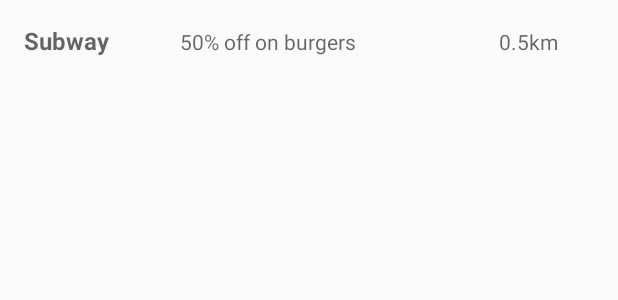
After one commit to JasonFok/Hack-Western-3-Android, an Android app: the layout activity_promo_details.xml on its own in the app's theme, with its tools: preview values and no code run, on a phone screen of 412 x 824 dp. The commit adds this screen. Shown: the top 300 px of the screen. Run offline under Robolectric (Android 15) with nearby library versions, the phone set to English and light mode, and no system bars.

Commit message:
Added promo details page

```diff
--- a/app/src/main/AndroidManifest.xml
+++ b/app/src/main/AndroidManifest.xml
@@ -1,7 +1,9 @@
 <?xml version="1.0" encoding="utf-8"?>
 <manifest xmlns:android="http://schemas.android.com/apk/res/android"
     package="com.example.jason.localdealsnotifier">
+
     <uses-permission android:name="android.permission.INTERNET" />
+
     <application
         android:allowBackup="true"
         android:icon="@mipmap/ic_launcher"
@@ -15,6 +17,7 @@
                 <category android:name="android.intent.category.LAUNCHER" />
             </intent-filter>
         </activity>
+        <activity android:name=".PromoDetailsActivity"></activity>
     </application>
 
 </manifest>
--- /dev/null
+++ b/app/src/main/res/layout/activity_promo_details.xml
@@ -0,0 +1,41 @@
+<?xml version="1.0" encoding="utf-8"?>
+<LinearLayout xmlns:android="http://schemas.android.com/apk/res/android"
+    xmlns:tools="http://schemas.android.com/tools"
+    android:id="@+id/activity_promo_details"
+    android:layout_width="match_parent"
+    android:layout_height="match_parent"
+    android:paddingBottom="@dimen/activity_vertical_margin"
+    android:paddingLeft="@dimen/activity_horizontal_margin"
+    android:paddingRight="@dimen/activity_horizontal_margin"
+    android:paddingTop="@dimen/activity_vertical_margin"
+    tools:context="com.example.jason.localdealsnotifier.PromoDetailsActivity">
+
+    <TextView
+    android:id="@+id/companyD"
+    android:hint="Subway"
+    android:textColor="#000000"
+    android:textSize="16dp"
+    android:textStyle="bold"
+    android:layout_alignParentLeft="true"
+    android:layout_weight="2"
+    android:layout_width="wrap_content"
+    android:layout_height="wrap_content" />
+
+    <TextView
+        android:id="@+id/messageD"
+        android:hint="50% off on burgers"
+        android:textColor="#000000"
+        android:layout_weight="4"
+        android:layout_width="wrap_content"
+        android:layout_height="wrap_content" />
+
+    <TextView
+        android:id="@+id/distanceD"
+        android:hint="0.5km"
+        android:textColor="#000000"
+        android:layout_weight="1"
+        android:layout_width="wrap_content"
+        android:layout_alignParentRight="true"
+        android:layout_height="wrap_content" />
+
+</LinearLayout>
```
Also changed, not shown: app/src/main/java/com/example/jason/localdealsnotifier/MainActivity.java (+15 -12 lines), app/src/main/java/com/example/jason/localdealsnotifier/PromoDetailsActivity.java (added, +28 -0 lines), app/src/main/java/com/example/jason/localdealsnotifier/PromotionsAdapter.java (+25 -4 lines), app/src/main/res/layout/activity_main.xml (+0 -61 lines).
